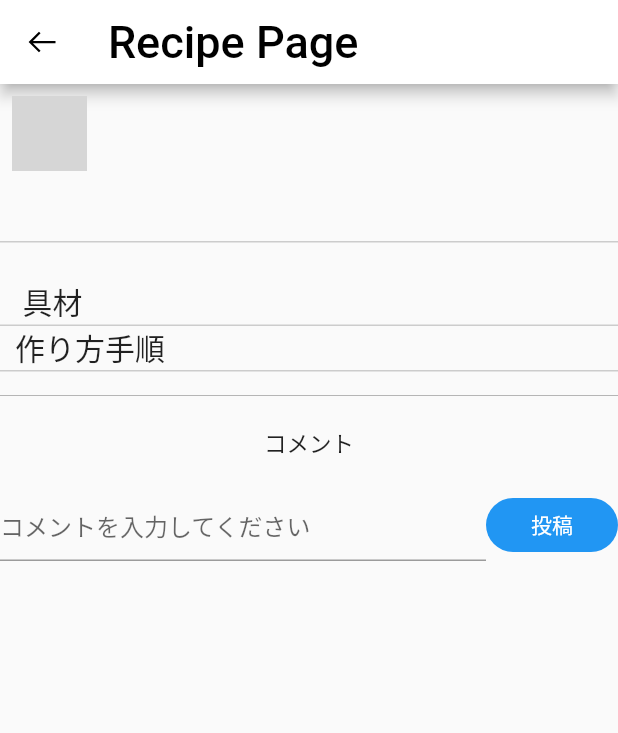
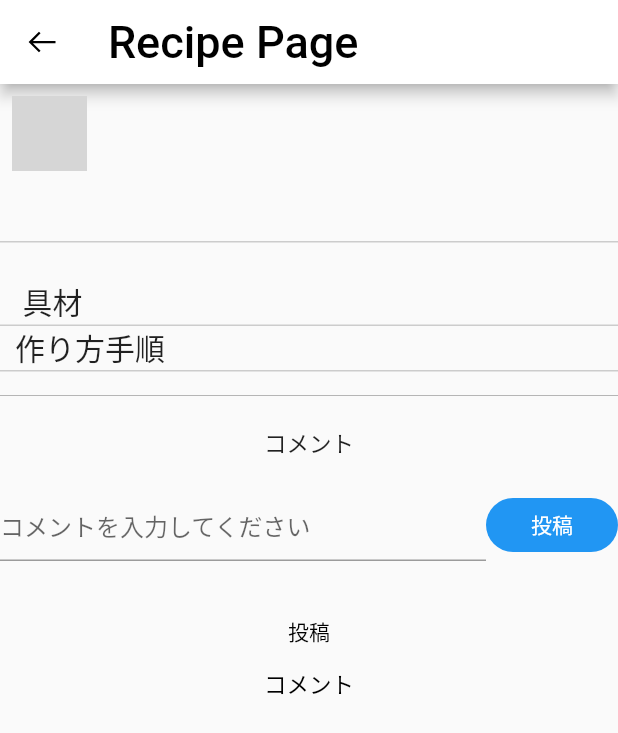
Before and after one commit to SatouTosiki/404test, a Flutter app: the RecipePage screen opened directly with empty values, after a tap on "投稿", on a phone screen of 412 x 824 dp. Shown: the top 733 px of the screen. Run offline on Flutter 3.47's test engine with Material 2 defaults, Android fonts, the phone set to English and light mode, and no system bars; our stand-ins replace carousel_slider, cloud_firestore, firebase_auth, firebase_core, firebase_storage, google_fonts and 7 more; missing offline and left inert: dart:ffi; accounts and stored records are empty; network calls fail; project files that could hold a hidden picture were left out; grey boxes are pictures that could not be loaded.

Commit message:
コメントデータベースに格納

```diff
--- a/lib/src/recipe/recipe_model.dart
+++ b/lib/src/recipe/recipe_model.dart
@@ -2,6 +2,8 @@ import 'package:cloud_firestore/cloud_firestore.dart';
 import 'package:flutter/material.dart';
 import 'package:test3/src/push/push_class.dart';
 import 'package:test3/src/register/register_model.dart';
+
+final FirebaseFirestore firestore = FirebaseFirestore.instance;
 
 class ProcedureList extends StatelessWidget {
   //作り方手順を表示させるクラス
@@ -114,6 +116,9 @@ class g extends StatelessWidget {
     );
   }
 }
+
+Future<void> commentlist() async {}
+
 
 // FirebaseFirestore firestore = FirebaseFirestore.instance;
 // CollectionReference commentsCollection = firestore
--- a/lib/src/recipe/recipe_page.dart
+++ b/lib/src/recipe/recipe_page.dart
@@ -15,6 +15,7 @@ class RecipePage extends StatefulWidget {
   final List<String>? Ingredients;
   final List<String>? procedure;
   final String documentId;
+
   //final String documentId; // ドキュメントIDを受け取るプロパティ
 
   RecipePage({
@@ -34,29 +35,76 @@ class RecipePage extends StatefulWidget {
 
 class RecipePageState extends State<RecipePage> {
   TextEditingController CommentText = TextEditingController();
+  List<String> comments = []; // コメントデータを保持するリスト
+
   Future<void> commentpush() async {
     final comment = CommentText.text;
     final co = widget.documentId;
 
     if (comment.isNotEmpty) {
-      final Cdoc = FirebaseFirestore.instance.collection('user_post').doc(co);
-
-      // コメント用のコレクションを作成
-      final commentCollection = Cdoc.collection('comment');
+      final Cdoc = FirebaseFirestore.instance
+          .collection('user_post')
+          .doc(co)
+          .collection('comment');
 
       // コメントをFirestoreに追加
-      await commentCollection.add({
+      await Cdoc.add({
         'comment': comment,
         'timestamp': FieldValue.serverTimestamp(),
       });
 
       // コメントを追加したらテキストフィールドをクリア
       CommentText.clear();
+      print("投稿完了");
+      showDialog(
+        context: context, // BuildContextが必要
+        builder: (BuildContext context) {
+          return AlertDialog(
+            title: Text('投稿完了'),
+            content: Text('コメントが投稿されました。'),
+            actions: <Widget>[
+              TextButton(
+                onPressed: () {
+                  Navigator.of(context).pop(); // ダイアログを閉じる
+                },
+                child: Text('閉じる'),
+              ),
+            ],
+          );
+        },
+      );
     } else {
       // コメントが空の場合のエラーハンドリング
       print('コメントが入力されていません');
     }
   }
+
+  Future<void> commentview() async {
+    final co = widget.documentId;
+
+    final QuerySnapshot commentSnapshot = await FirebaseFirestore.instance
+        .collection('user_post')
+        .doc(co) // ドキュメントIDを指定
+        .collection('comment')
+        .get();
+
+    List<String> commentList = [];
+
+    for (QueryDocumentSnapshot commentDoc in commentSnapshot.docs) {
+      Map<String, dynamic> commentData =
+          commentDoc.data() as Map<String, dynamic>;
+      String commentText = commentData['comment'];
+      commentList.add(commentText);
+    }
+
+    setState(() {
+      comments = commentList; // コメントリストを更新
+    });
+  }
+
+  // Future<void> commentview() async {
+
+  // }
 
   int imgcount = 0;
 
@@ -255,10 +303,33 @@ class RecipePageState extends State<RecipePage> {
                 ],
               ),
             ]),
+            //CommentInputWidget(), //コメントの関数
 
             Text(
               widget.documentId,
               style: const TextStyle(color: Colors.black, fontSize: 20),
+            ),
+
+            TextButton(
+              onPressed: () {
+                commentview();
+                print("確認");
+                //commentpush();
+              },
+              child: const Text(
+                '投稿',
+                style: TextStyle(color: Colors.black),
+              ),
+            ),
+            Column(
+              children: [
+                Text(
+                  'コメント',
+                  style: TextStyle(fontSize: 15, color: Colors.black),
+                ),
+                // コメントデータを表示
+                for (String comment in comments) Text(comment),
+              ],
             ),
           ],
         ),
--- a/lib/src/screens/home.dart
+++ b/lib/src/screens/home.dart
@@ -11,8 +11,8 @@ import '../user_page/user_page.dart';
 import 'package:firebase_auth/firebase_auth.dart';
 import 'home_ detail.dart';
 
-final CollectionReference users =
-    FirebaseFirestore.instance.collection('user_post');
+// final CollectionReference users =
+//     FirebaseFirestore.instance.collection('user_post');
 final FirebaseFirestore firestore = FirebaseFirestore.instance;
 final auth = FirebaseAuth.instance;
 final uid = auth.currentUser?.uid.toString();
```
